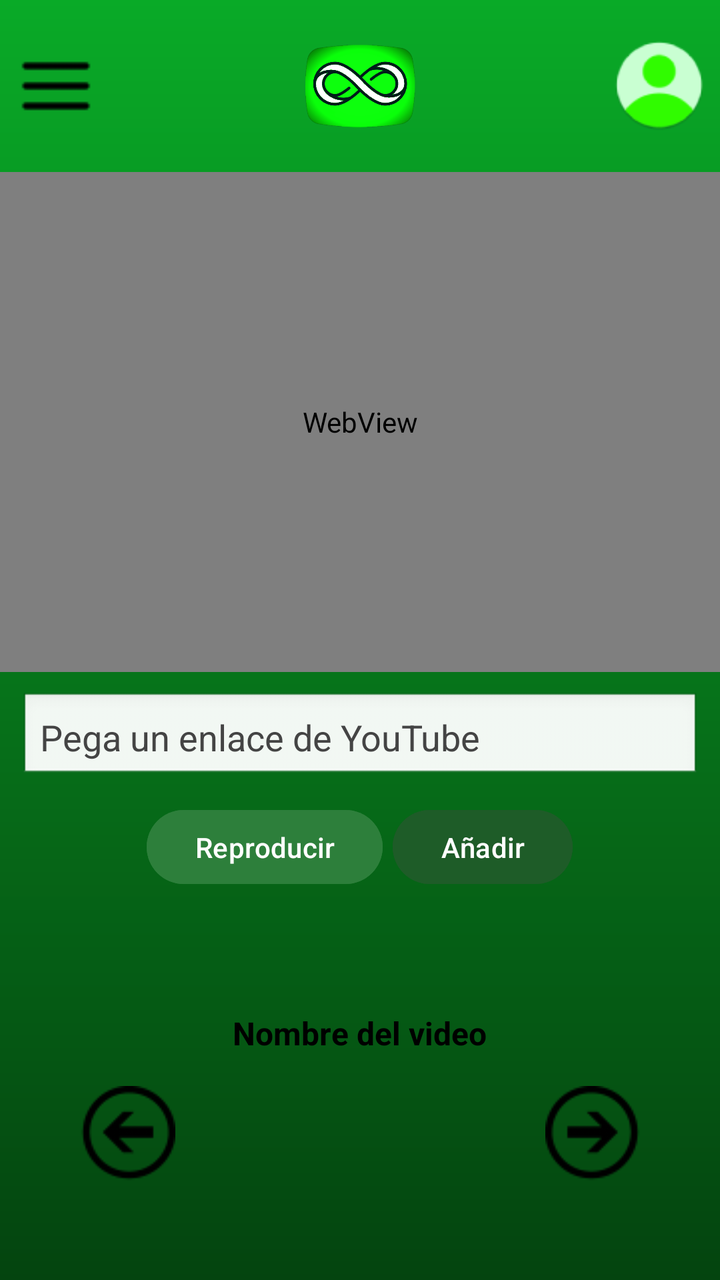
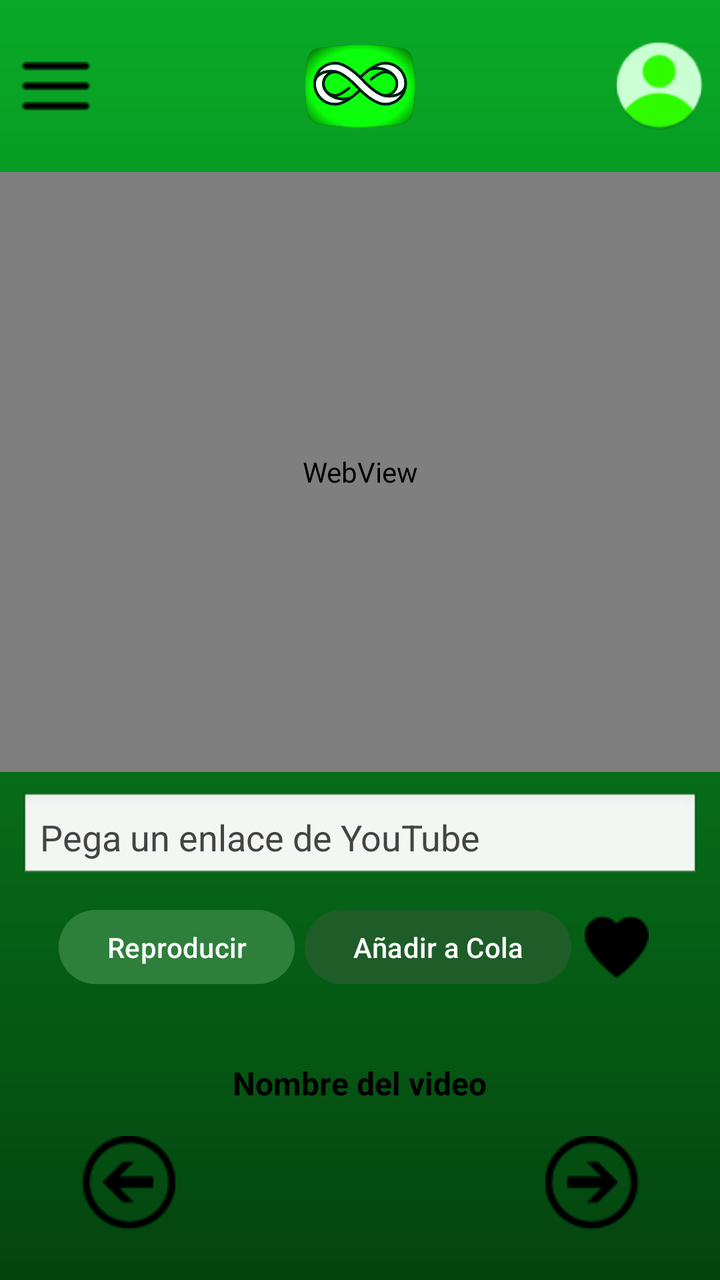

Compare the two renders of this Android layout. The source of the first and the diff that turns it into the second are given below.
<!-- AndroidManifest.xml: application theme Theme.LoopTube -->
<!-- res/layout/activity_main.xml -->
<?xml version="1.0" encoding="utf-8"?>
<androidx.constraintlayout.widget.ConstraintLayout
    xmlns:android="http://schemas.android.com/apk/res/android"
    xmlns:app="http://schemas.android.com/apk/res-auto"
    android:layout_width="match_parent"
    android:layout_height="match_parent"
    android:background="@drawable/gradiente_verde">

    
    <androidx.constraintlayout.widget.ConstraintLayout
        android:id="@+id/header"
        android:layout_width="match_parent"
        android:layout_height="wrap_content"
        android:padding="8dp"
        app:layout_constraintTop_toTopOf="parent">

        <ImageButton
            android:id="@+id/btnMenu"
            android:layout_width="40dp"
            android:layout_height="40dp"
            android:src="@drawable/ic_menu"
            android:background="@null"
            app:tint="#000000"
            app:layout_constraintStart_toStartOf="parent"
            app:layout_constraintTop_toTopOf="parent"
            app:layout_constraintBottom_toBottomOf="parent" />

        <ImageView
            android:id="@+id/logoApp"
            android:layout_width="70dp"
            android:layout_height="70dp"
            android:src="@drawable/looptubeicon"
            app:layout_constraintTop_toTopOf="parent"
            app:layout_constraintBottom_toBottomOf="parent"
            app:layout_constraintStart_toStartOf="parent"
            app:layout_constraintEnd_toEndOf="parent" />

        <ImageButton
            android:id="@+id/btnPerfil"
            android:layout_width="45dp"
            android:layout_height="45dp"
            android:background="@drawable/circle_background"
            android:scaleType="centerInside"
            app:tint="@android:color/white"
            app:layout_constraintEnd_toEndOf="parent"
            app:layout_constraintTop_toTopOf="parent"
            app:layout_constraintBottom_toBottomOf="parent"/>
    </androidx.constraintlayout.widget.ConstraintLayout>

    
    <WebView
        android:id="@+id/webBuscador"
        android:layout_width="0dp"
        android:layout_height="250dp"
        android:background="#FFFFFF"
        app:layout_constraintTop_toBottomOf="@id/header"
        app:layout_constraintStart_toStartOf="parent"
        app:layout_constraintEnd_toEndOf="parent"/>

    
    <EditText
        android:id="@+id/etUrl"
        android:layout_width="0dp"
        android:layout_height="45dp"
        android:hint="Pega un enlace de YouTube"
        android:background="@android:drawable/edit_text"
        android:padding="10dp"
        android:textColor="#000"
        android:textColorHint="#444"
        app:layout_constraintTop_toBottomOf="@id/webBuscador"
        app:layout_constraintStart_toStartOf="parent"
        app:layout_constraintEnd_toEndOf="parent"
        android:layout_margin="10dp"/>

    
    <LinearLayout
        android:id="@+id/contenedorBotones"
        android:layout_width="0dp"
        android:layout_height="wrap_content"
        android:orientation="horizontal"
        android:gravity="center"
        android:padding="10dp"
        app:layout_constraintTop_toBottomOf="@id/etUrl"
        app:layout_constraintStart_toStartOf="parent"
        app:layout_constraintEnd_toEndOf="parent">

        <Button
            android:id="@+id/btnCargar"
            android:layout_width="wrap_content"
            android:layout_height="45dp"
            android:text="Reproducir"
            android:backgroundTint="#2D7F3B"
            android:textColor="#FFFFFF"
            android:layout_marginEnd="5dp"/>

        <Button
            android:id="@+id/btnAñadirCola"
            android:layout_width="wrap_content"
            android:layout_height="45dp"
            android:text="Añadir"
            android:backgroundTint="#1E5C28"
            android:textColor="#FFFFFF"/>
    </LinearLayout>

    
    <LinearLayout
        android:id="@+id/contenedorReproductor"
        android:layout_width="0dp"
        android:layout_height="wrap_content"
        android:orientation="vertical"
        android:gravity="center_horizontal"
        android:padding="16dp"
        app:layout_constraintTop_toBottomOf="@id/contenedorBotones"
        app:layout_constraintStart_toStartOf="parent"
        app:layout_constraintEnd_toEndOf="parent"
        app:layout_constraintBottom_toBottomOf="parent">

        <TextView
            android:id="@+id/tvTitulo"
            android:layout_width="wrap_content"
            android:layout_height="wrap_content"
            android:text="Nombre del video"
            android:textColor="#000000"
            android:textSize="16sp"
            android:textStyle="bold"
            android:layout_marginTop="4dp"/>

        <androidx.constraintlayout.widget.ConstraintLayout
            android:id="@+id/contenedorControles"
            android:layout_width="match_parent"
            android:layout_height="wrap_content"
            android:paddingHorizontal="20dp"
            android:layout_marginTop="12dp">

            <ImageButton
                android:id="@+id/btnPrev"
                android:layout_width="55dp"
                android:layout_height="55dp"
                android:src="@drawable/ic_prev"
                android:background="@null"
                app:tint="#000000"
                app:layout_constraintStart_toStartOf="parent"
                app:layout_constraintTop_toTopOf="parent"
                app:layout_constraintBottom_toBottomOf="parent" />

            <ImageButton
                android:id="@+id/btnNext"
                android:layout_width="55dp"
                android:layout_height="55dp"
                android:src="@drawable/ic_next"
                android:background="@null"
                app:tint="#000000"
                app:layout_constraintEnd_toEndOf="parent"
                app:layout_constraintTop_toTopOf="parent"
                app:layout_constraintBottom_toBottomOf="parent" />

        </androidx.constraintlayout.widget.ConstraintLayout>
    </LinearLayout>

</androidx.constraintlayout.widget.ConstraintLayout>
<!-- resources referenced by this layout -->
<resources>
  <!-- drawable circle_background: png bitmap (drawable, 2626 bytes) -->
  <!-- drawable gradiente_verde (drawable) -->
  <?xml version="1.0" encoding="utf-8"?>
  <shape xmlns:android="http://schemas.android.com/apk/res/android">
      <gradient
          android:startColor="#09AA27"
          android:endColor="#04440F"
          android:angle="270"/>
  </shape>
  <!-- drawable ic_menu: png bitmap (drawable, 234 bytes) -->
  <!-- drawable ic_next: png bitmap (drawable, 2282 bytes) -->
  <!-- drawable ic_prev: png bitmap (drawable, 1328 bytes) -->
  <!-- drawable looptubeicon: png bitmap (drawable, 60182 bytes) -->
  <style name="Theme.LoopTube" parent="Base.Theme.LoopTube" />
  <style name="Base.Theme.LoopTube" parent="Theme.Material3.DayNight.NoActionBar">
          
          
      </style>
</resources>

<!-- the commit's change to res/layout/activity_main.xml (unified diff, before → after) -->
@@ -1,160 +1,189 @@
 <?xml version="1.0" encoding="utf-8"?>
-<androidx.constraintlayout.widget.ConstraintLayout
+<androidx.drawerlayout.widget.DrawerLayout
     xmlns:android="http://schemas.android.com/apk/res/android"
     xmlns:app="http://schemas.android.com/apk/res-auto"
+    android:id="@+id/drawerLayout"
     android:layout_width="match_parent"
-    android:layout_height="match_parent"
-    android:background="@drawable/gradiente_verde">
+    android:layout_height="match_parent">
 
     
+    
+    
     <androidx.constraintlayout.widget.ConstraintLayout
-        android:id="@+id/header"
+        android:id="@+id/mainContent"
         android:layout_width="match_parent"
-        android:layout_height="wrap_content"
-        android:padding="8dp"
-        app:layout_constraintTop_toTopOf="parent">
+        android:layout_height="match_parent"
+        android:background="@drawable/gradiente_verde">
 
-        <ImageButton
-            android:id="@+id/btnMenu"
-            android:layout_width="40dp"
-            android:layout_height="40dp"
-            android:src="@drawable/ic_menu"
-            android:background="@null"
-            app:tint="#000000"
-            app:layout_constraintStart_toStartOf="parent"
-            app:layout_constraintTop_toTopOf="parent"
-            app:layout_constraintBottom_toBottomOf="parent" />
-
-        <ImageView
-            android:id="@+id/logoApp"
-            android:layout_width="70dp"
-            android:layout_height="70dp"
-            android:src="@drawable/looptubeicon"
-            app:layout_constraintTop_toTopOf="parent"
-            app:layout_constraintBottom_toBottomOf="parent"
-            app:layout_constraintStart_toStartOf="parent"
-            app:layout_constraintEnd_toEndOf="parent" />
-
-        <ImageButton
-            android:id="@+id/btnPerfil"
-            android:layout_width="45dp"
-            android:layout_height="45dp"
-            android:background="@drawable/circle_background"
-            android:scaleType="centerInside"
-            app:tint="@android:color/white"
-            app:layout_constraintEnd_toEndOf="parent"
-            app:layout_constraintTop_toTopOf="parent"
-            app:layout_constraintBottom_toBottomOf="parent"/>
-    </androidx.constraintlayout.widget.ConstraintLayout>
-
-    
-    <WebView
-        android:id="@+id/webBuscador"
-        android:layout_width="0dp"
-        android:layout_height="250dp"
-        android:background="#FFFFFF"
-        app:layout_constraintTop_toBottomOf="@id/header"
-        app:layout_constraintStart_toStartOf="parent"
-        app:layout_constraintEnd_toEndOf="parent"/>
-
-    
-    <EditText
-        android:id="@+id/etUrl"
-        android:layout_width="0dp"
-        android:layout_height="45dp"
-        android:hint="Pega un enlace de YouTube"
-        android:background="@android:drawable/edit_text"
-        android:padding="10dp"
-        android:textColor="#000"
-        android:textColorHint="#444"
-        app:layout_constraintTop_toBottomOf="@id/webBuscador"
-        app:layout_constraintStart_toStartOf="parent"
-        app:layout_constraintEnd_toEndOf="parent"
-        android:layout_margin="10dp"/>
-
-    
-    <LinearLayout
-        android:id="@+id/contenedorBotones"
-        android:layout_width="0dp"
-        android:layout_height="wrap_content"
-        android:orientation="horizontal"
-        android:gravity="center"
-        android:padding="10dp"
-        app:layout_constraintTop_toBottomOf="@id/etUrl"
-        app:layout_constraintStart_toStartOf="parent"
-        app:layout_constraintEnd_toEndOf="parent">
-
-        <Button
-            android:id="@+id/btnCargar"
-            android:layout_width="wrap_content"
-            android:layout_height="45dp"
-            android:text="Reproducir"
-            android:backgroundTint="#2D7F3B"
-            android:textColor="#FFFFFF"
-            android:layout_marginEnd="5dp"/>
-
-        <Button
-            android:id="@+id/btnAñadirCola"
-            android:layout_width="wrap_content"
-            android:layout_height="45dp"
-            android:text="Añadir"
-            android:backgroundTint="#1E5C28"
-            android:textColor="#FFFFFF"/>
-    </LinearLayout>
-
-    
-    <LinearLayout
-        android:id="@+id/contenedorReproductor"
-        android:layout_width="0dp"
-        android:layout_height="wrap_content"
-        android:orientation="vertical"
-        android:gravity="center_horizontal"
-        android:padding="16dp"
-        app:layout_constraintTop_toBottomOf="@id/contenedorBotones"
-        app:layout_constraintStart_toStartOf="parent"
-        app:layout_constraintEnd_toEndOf="parent"
-        app:layout_constraintBottom_toBottomOf="parent">
-
-        <TextView
-            android:id="@+id/tvTitulo"
-            android:layout_width="wrap_content"
-            android:layout_height="wrap_content"
-            android:text="Nombre del video"
-            android:textColor="#000000"
-            android:textSize="16sp"
-            android:textStyle="bold"
-            android:layout_marginTop="4dp"/>
-
+        
         <androidx.constraintlayout.widget.ConstraintLayout
-            android:id="@+id/contenedorControles"
+            android:id="@+id/header"
             android:layout_width="match_parent"
             android:layout_height="wrap_content"
-            android:paddingHorizontal="20dp"
-            android:layout_marginTop="12dp">
+            android:padding="8dp"
+            app:layout_constraintTop_toTopOf="parent">
 
             <ImageButton
-                android:id="@+id/btnPrev"
-                android:layout_width="55dp"
-                android:layout_height="55dp"
-                android:src="@drawable/ic_prev"
+                android:id="@+id/btnMenu"
+                android:layout_width="40dp"
+                android:layout_height="40dp"
+                android:src="@drawable/ic_menu"
                 android:background="@null"
                 app:tint="#000000"
                 app:layout_constraintStart_toStartOf="parent"
                 app:layout_constraintTop_toTopOf="parent"
                 app:layout_constraintBottom_toBottomOf="parent" />
 
+            <ImageView
+                android:id="@+id/logoApp"
+                android:layout_width="70dp"
+                android:layout_height="70dp"
+                android:src="@drawable/looptubeicon"
+                app:layout_constraintTop_toTopOf="parent"
+                app:layout_constraintBottom_toBottomOf="parent"
+                app:layout_constraintStart_toStartOf="parent"
+                app:layout_constraintEnd_toEndOf="parent" />
+
             <ImageButton
-                android:id="@+id/btnNext"
-                android:layout_width="55dp"
-                android:layout_height="55dp"
-                android:src="@drawable/ic_next"
-                android:background="@null"
-                app:tint="#000000"
+                android:id="@+id/btnPerfil"
+                android:layout_width="45dp"
+                android:layout_height="45dp"
+                android:background="@drawable/circle_background"
+                android:scaleType="centerInside"
+                app:tint="@android:color/white"
                 app:layout_constraintEnd_toEndOf="parent"
                 app:layout_constraintTop_toTopOf="parent"
-                app:layout_constraintBottom_toBottomOf="parent" />
+                app:layout_constraintBottom_toBottomOf="parent"/>
+        </androidx.constraintlayout.widget.ConstraintLayout>
 
-        </androidx.constraintlayout.widget.ConstraintLayout>
-    </LinearLayout>
+        
+        <WebView
+            android:id="@+id/webBuscador"
+            android:layout_width="0dp"
+            android:layout_height="300dp"
+            android:background="#FFFFFF"
+            app:layout_constraintTop_toBottomOf="@id/header"
+            app:layout_constraintStart_toStartOf="parent"
+            app:layout_constraintEnd_toEndOf="parent"/>
 
-</androidx.constraintlayout.widget.ConstraintLayout>
+        
+        <EditText
+            android:id="@+id/etUrl"
+            android:layout_width="0dp"
+            android:layout_height="45dp"
+            android:hint="Pega un enlace de YouTube"
+            android:background="@android:drawable/edit_text"
+            android:padding="10dp"
+            android:textColor="#000"
+            android:textColorHint="#444"
+            android:layout_margin="10dp"
+            app:layout_constraintTop_toBottomOf="@id/webBuscador"
+            app:layout_constraintStart_toStartOf="parent"
+            app:layout_constraintEnd_toEndOf="parent"/>
+
+        
+        <LinearLayout
+            android:id="@+id/contenedorBotones"
+            android:layout_width="0dp"
+            android:layout_height="wrap_content"
+            android:orientation="horizontal"
+            android:gravity="center"
+            android:padding="10dp"
+            app:layout_constraintTop_toBottomOf="@id/etUrl"
+            app:layout_constraintStart_toStartOf="parent"
+            app:layout_constraintEnd_toEndOf="parent">
+
+            <Button
+                android:id="@+id/btnCargar"
+                android:layout_width="wrap_content"
+                android:layout_height="45dp"
+                android:text="Reproducir"
+                android:backgroundTint="#2D7F3B"
+                android:textColor="#FFFFFF"
+                android:layout_marginEnd="5dp"/>
+
+            <Button
+                android:id="@+id/btnAñadirCola"
+                android:layout_width="wrap_content"
+                android:layout_height="45dp"
+                android:text="Añadir a Cola"
+                android:backgroundTint="#1E5C28"
+                android:textColor="#FFFFFF"/>
+
+            <ImageButton
+                android:id="@+id/btnGuardarFavorito"
+                android:layout_width="45dp"
+                android:layout_height="45dp"
+                android:background="@null"
+                android:src="@drawable/ic_fav"
+                android:contentDescription="Guardar favorito"/>
+        </LinearLayout>
+
+        
+        <LinearLayout
+            android:id="@+id/contenedorReproductor"
+            android:layout_width="0dp"
+            android:layout_height="wrap_content"
+            android:orientation="vertical"
+            android:gravity="center_horizontal"
+            android:padding="16dp"
+            app:layout_constraintTop_toBottomOf="@id/contenedorBotones"
+            app:layout_constraintStart_toStartOf="parent"
+            app:layout_constraintEnd_toEndOf="parent"
+            app:layout_constraintBottom_toBottomOf="parent">
+
+            <TextView
+                android:id="@+id/tvTitulo"
+                android:layout_width="wrap_content"
+                android:layout_height="wrap_content"
+                android:text="Nombre del video"
+                android:textColor="#000000"
+                android:textSize="16sp"
+                android:textStyle="bold"
+                android:layout_marginTop="4dp"/>
+
+            <androidx.constraintlayout.widget.ConstraintLayout
+                android:id="@+id/contenedorControles"
+                android:layout_width="match_parent"
+                android:layout_height="wrap_content"
+                android:paddingHorizontal="20dp"
+                android:layout_marginTop="12dp">
+
+                <ImageButton
+                    android:id="@+id/btnPrev"
+                    android:layout_width="55dp"
+                    android:layout_height="55dp"
+                    android:src="@drawable/ic_prev"
+                    android:background="@null"
+                    app:tint="#000000"
+                    app:layout_constraintStart_toStartOf="parent"
+                    app:layout_constraintTop_toTopOf="parent"
+                    app:layout_constraintBottom_toBottomOf="parent" />
+
+                <ImageButton
+                    android:id="@+id/btnNext"
+                    android:layout_width="55dp"
+                    android:layout_height="55dp"
+                    android:src="@drawable/ic_next"
+                    android:background="@null"
+                    app:tint="#000000"
+                    app:layout_constraintEnd_toEndOf="parent"
+                    app:layout_constraintTop_toTopOf="parent"
+                    app:layout_constraintBottom_toBottomOf="parent" />
+
+            </androidx.constraintlayout.widget.ConstraintLayout>
+        </LinearLayout>
+
+    </androidx.constraintlayout.widget.ConstraintLayout>
+
+    
+    
+    
+    <com.google.android.material.navigation.NavigationView
+        android:id="@+id/navigationView"
+        android:layout_width="wrap_content"
+        android:layout_height="match_parent"
+        android:layout_gravity="start"
+        app:menu="@menu/menu_lateral" />
+
+</androidx.drawerlayout.widget.DrawerLayout>
<!-- resource entries referenced after the edit -->
@@ -9,6 +9,7 @@
           android:endColor="#04440F"
           android:angle="270"/>
   </shape>
+  <!-- drawable ic_fav: png bitmap (drawable, 580 bytes) -->
   <!-- drawable ic_menu: png bitmap (drawable, 234 bytes) -->
   <!-- drawable ic_next: png bitmap (drawable, 2282 bytes) -->
   <!-- drawable ic_prev: png bitmap (drawable, 1328 bytes) -->
